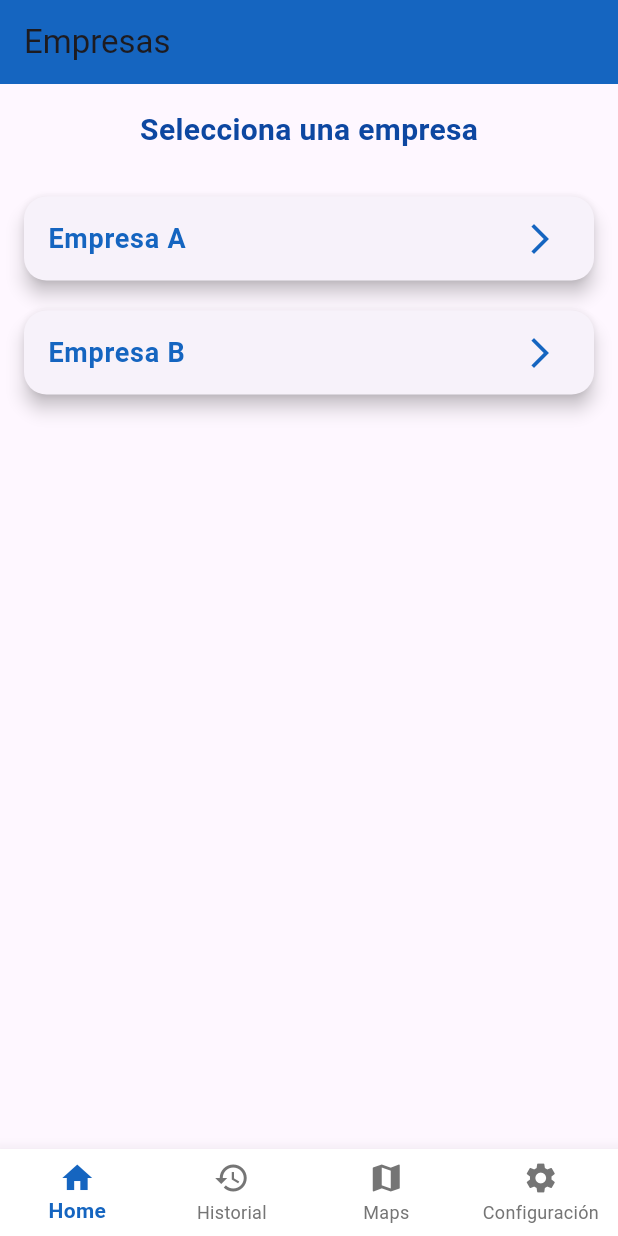
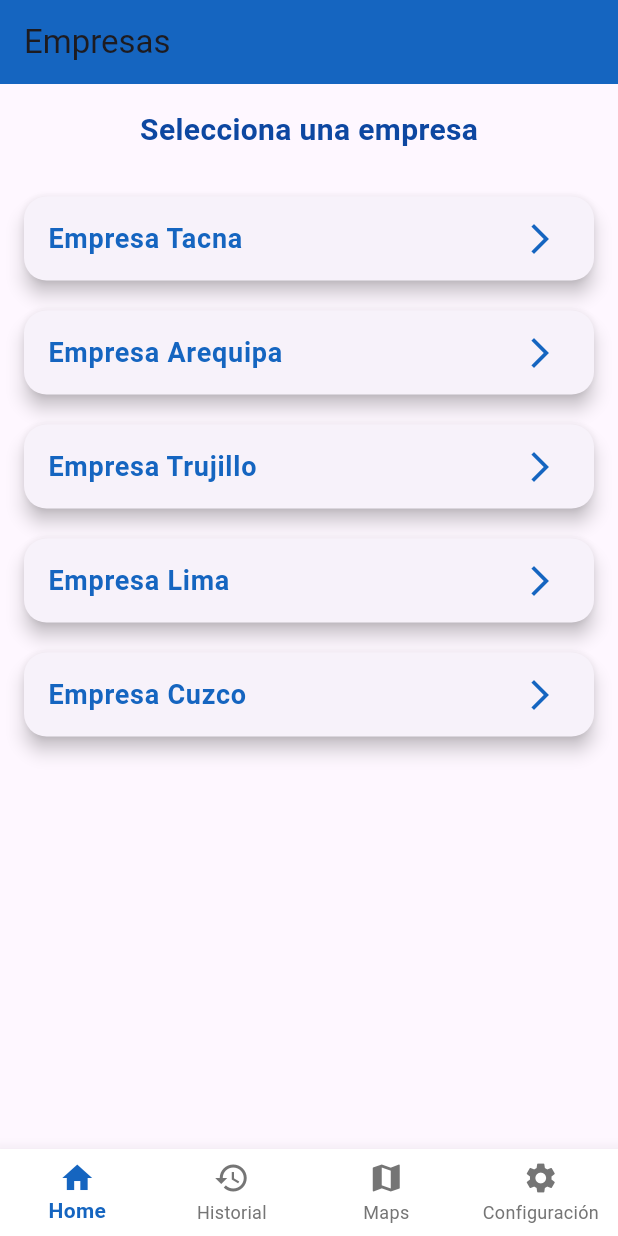
Before and after one commit to jesusjfy/appalertas, a Flutter app: the MainPage screen opened directly, on a phone screen of 412 x 824 dp. Run offline on Flutter 3.47's test engine with Material 3 defaults, Android fonts, the phone set to English and light mode, and no system bars; our stand-ins replace cloud_firestore, firebase_auth, firebase_core, flutter_local_notifications, google_maps_flutter, google_sign_in; missing offline and left inert: telephony; accounts and stored records are empty.

```diff
--- a/lib/models/company_model.dart
+++ b/lib/models/company_model.dart
@@ -3,6 +3,13 @@ import 'package:appalertas/models/area_model.dart';
 class Company {
   final String name;
   final List<Area> areas;
+  final double latitude;
+  final double longitude;
 
-  Company({required this.name, required this.areas});
+  Company({
+    required this.name,
+    required this.areas,
+    required this.latitude,
+    required this.longitude,
+  });
 }
--- a/lib/pages/googlemaps_page.dart
+++ b/lib/pages/googlemaps_page.dart
@@ -1,11 +1,24 @@
+import 'package:appalertas/models/company_model.dart';
 import 'package:flutter/material.dart';
 import 'package:google_maps_flutter/google_maps_flutter.dart';
 
 class GoogleMapPage extends StatelessWidget {
-  final LatLng _center = const LatLng(-12.0464, -77.0428);
+  final List<Company> companies;
+
+  GoogleMapPage({required this.companies});
 
   @override
   Widget build(BuildContext context) {
+    final Set<Marker> markers = companies.map((company) {
+      return Marker(
+        markerId: MarkerId(company.name),
+        position: LatLng(company.latitude, company.longitude),
+        infoWindow: InfoWindow(
+          title: company.name,
+        ),
+      );
+    }).toSet();
+
     return Scaffold(
       appBar: AppBar(
         title: Text('Google Maps'),
@@ -13,9 +26,15 @@ class GoogleMapPage extends StatelessWidget {
       ),
       body: GoogleMap(
         initialCameraPosition: CameraPosition(
-          target: _center,
-          zoom: 11.0,
+          target: LatLng(companies.isNotEmpty
+              ? companies[0].latitude
+              : 0.0,
+              companies.isNotEmpty
+              ? companies[0].longitude
+              : 0.0),
+          zoom: 4.5,
         ),
+        markers: markers,
       ),
     );
   }
--- a/lib/pages/home_page.dart
+++ b/lib/pages/home_page.dart
@@ -6,26 +6,202 @@ import 'package:flutter/material.dart';
 
 class HomePage extends StatelessWidget {
   final List<Company> companies = [
-    Company(name: 'Empresa A', areas: [
-      Area(name: 'Área 1', head: User(name: 'Jefe A1', phoneNumber: '+15551234567', whatsappNumber: '+15551234567', position: 'Posición 1'), workers: [
-        User(name: 'Trabajador 1', phoneNumber: '+15551234567', whatsappNumber: '+15551234567', position: 'Posición 1'),
-        User(name: 'Trabajador 2', phoneNumber: '+15551234567', whatsappNumber: '+15551234567', position: 'Posición 2'),
-      ]),
-      Area(name: 'Área 2', head: User(name: 'Jefe A2', phoneNumber: '+15551234567', whatsappNumber: '+15551234567', position: 'Posición 1'), workers: [
-        User(name: 'Trabajador 3', phoneNumber: '+15551234567', whatsappNumber: '+15551234567', position: 'Posición 3'),
-        User(name: 'Trabajador 4', phoneNumber: '+15551234567', whatsappNumber: '+15551234567', position: 'Posición 4'),
-      ]),
-    ]),
-    Company(name: 'Empresa B', areas: [
-      Area(name: 'Área 3', head: User(name: 'Jefe B1', phoneNumber: '+15551234567', whatsappNumber: '+15551234567', position: 'Posición 1'), workers: [
-        User(name: 'Trabajador 5', phoneNumber: '+15551234567', whatsappNumber: '+15551234567', position: 'Posición 5'),
-        User(name: 'Trabajador 6', phoneNumber: '+15551234567', whatsappNumber: '+15551234567', position: 'Posición 6'),
-      ]),
-      Area(name: 'Área 4', head: User(name: 'Jefe B2', phoneNumber: '+15551234567', whatsappNumber: '+15551234567', position: 'Posición 1'), workers: [
-        User(name: 'Trabajador 7', phoneNumber: '+15551234567', whatsappNumber: '+15551234567', position: 'Posición 7'),
-        User(name: 'Trabajador 8', phoneNumber: '+15551234567', whatsappNumber: '+15551234567', position: 'Posición 8'),
-      ]),
-    ]),
+    Company(
+      name: 'Empresa Tacna',
+      areas: [
+        Area(
+          name: 'Área 1',
+          head: User(
+            name: 'Jefe A1',
+            phoneNumber: '+15551234567',
+            whatsappNumber: '+15551234567',
+            position: 'Posición 1',
+          ),
+          workers: [
+            User(
+              name: 'Trabajador 1',
+              phoneNumber: '+15551234567',
+              whatsappNumber: '+15551234567',
+              position: 'Posición 1',
+            ),
+            User(
+              name: 'Trabajador 2',
+              phoneNumber: '+15551234567',
+              whatsappNumber: '+15551234567',
+              position: 'Posición 2',
+            ),
+          ],
+        ),
+        Area(
+          name: 'Área 2',
+          head: User(
+            name: 'Jefe A2',
+            phoneNumber: '+15551234567',
+            whatsappNumber: '+15551234567',
+            position: 'Posición 1',
+          ),
+          workers: [
+            User(
+              name: 'Trabajador 3',
+              phoneNumber: '+15551234567',
+              whatsappNumber: '+15551234567',
+              position: 'Posición 3',
+            ),
+            User(
+              name: 'Trabajador 4',
+              phoneNumber: '+15551234567',
+              whatsappNumber: '+15551234567',
+              position: 'Posición 4',
+            ),
+          ],
+        ),
+      ],
+      latitude: -18.0146,
+      longitude: -70.2526,
+    ),
+    Company(
+      name: 'Empresa Arequipa',
+      areas: [
+        Area(
+          name: 'Área 3',
+          head: User(
+            name: 'Jefe B1',
+            phoneNumber: '+15551234567',
+            whatsappNumber: '+15551234567',
+            position: 'Posición 1',
+          ),
+          workers: [
+            User(
+              name: 'Trabajador 5',
+              phoneNumber: '+15551234567',
+              whatsappNumber: '+15551234567',
+              position: 'Posición 5',
+            ),
+            User(
+              name: 'Trabajador 6',
+              phoneNumber: '+15551234567',
+              whatsappNumber: '+15551234567',
+              position: 'Posición 6',
+            ),
+          ],
+        ),
+        Area(
+          name: 'Área 4',
+          head: User(
+            name: 'Jefe B2',
+            phoneNumber: '+15551234567',
+            whatsappNumber: '+15551234567',
+            position: 'Posición 1',
+          ),
+          workers: [
+            User(
+              name: 'Trabajador 7',
+              phoneNumber: '+15551234567',
+              whatsappNumber: '+15551234567',
+              position: 'Posición 7',
+            ),
+            User(
+              name: 'Trabajador 8',
+              phoneNumber: '+15551234567',
+              whatsappNumber: '+15551234567',
+              position: 'Posición 8',
+            ),
+          ],
+        ),
+      ],
+      latitude: -16.4090,
+      longitude: -71.5376,
+    ),
+    Company(
+      name: 'Empresa Trujillo',
+      areas: [
+        Area(
+          name: 'Área 5',
+          head: User(
+            name: 'Jefe C1',
+            phoneNumber: '+15551234567',
+            whatsappNumber: '+15551234567',
+            position: 'Posición 1',
+          ),
+          workers: [
+            User(
+              name: 'Trabajador 9',
+              phoneNumber: '+15551234567',
+              whatsappNumber: '+15551234567',
+              position: 'Posición 9',
+            ),
+            User(
+              name: 'Trabajador 10',
+              phoneNumber: '+15551234567',
+              whatsappNumber: '+15551234567',
+              position: 'Posición 10',
+            ),
+          ],
+        ),
+      ],
+      latitude: -8.1082,
+      longitude: -79.0282,
+    ),
+    Company(
+      name: 'Empresa Lima',
+      areas: [
+        Area(
+          name: 'Área 6',
+          head: User(
+            name: 'Jefe D1',
+            phoneNumber: '+15551234567',
+            whatsappNumber: '+15551234567',
+            position: 'Posición 1',
+          ),
+          workers: [
+            User(
+              name: 'Trabajador 11',
+              phoneNumber: '+15551234567',
+              whatsappNumber: '+15551234567',
+              position: 'Posición 11',
+            ),
+            User(
+              name: 'Trabajador 12',
+              phoneNumber: '+15551234567',
+              whatsappNumber: '+15551234567',
+              position: 'Posición 12',
+            ),
+          ],
+        ),
+      ],
+      latitude: -12.0464,
+      longitude: -77.0428,
+    ),
+    Company(
+      name: 'Empresa Cuzco',
+      areas: [
+        Area(
+          name: 'Área 7',
+          head: User(
+            name: 'Jefe E1',
+            phoneNumber: '+15551234567',
+            whatsappNumber: '+15551234567',
+            position: 'Posición 1',
+          ),
+          workers: [
+            User(
+              name: 'Trabajador 13',
+              phoneNumber: '+15551234567',
+              whatsappNumber: '+15551234567',
+              position: 'Posición 13',
+            ),
+            User(
+              name: 'Trabajador 14',
+              phoneNumber: '+15551234567',
+              whatsappNumber: '+15551234567',
+              position: 'Posición 14',
+            ),
+          ],
+        ),
+      ],
+      latitude: -13.5320,
+      longitude: -71.9675,
+    ),
   ];
 
   @override
@@ -68,7 +244,8 @@ class HomePage extends StatelessWidget {
                           color: Colors.blue[800],
                         ),
                       ),
-                      trailing: Icon(Icons.arrow_forward_ios, color: Colors.blue[800]),
+                      trailing: Icon(Icons.arrow_forward_ios,
+                          color: Colors.blue[800]),
                       onTap: () {
                         Navigator.push(
                           context,
--- a/lib/pages/main_page.dart
+++ b/lib/pages/main_page.dart
@@ -11,13 +11,20 @@ class MainPage extends StatefulWidget {
 
 class _MainPageState extends State<MainPage> {
   int _selectedIndex = 0;
+  final HomePage _homePage = HomePage();
 
-  final List<Widget> _pages = [
-    HomePage(),
-    NotificationHistoryPage(),
-    GoogleMapPage(),
-    SettingsPage(),
-  ];
+  final List<Widget> _pages = [];
+
+  @override
+  void initState() {
+    super.initState();
+    _pages.addAll([
+      HomePage(),
+      NotificationHistoryPage(),
+      GoogleMapPage(companies: _homePage.companies),
+      SettingsPage(),
+    ]);
+  }
 
   void _onItemTapped(int index) {
     setState(() {
```
Also changed, not shown: 1 other file.
